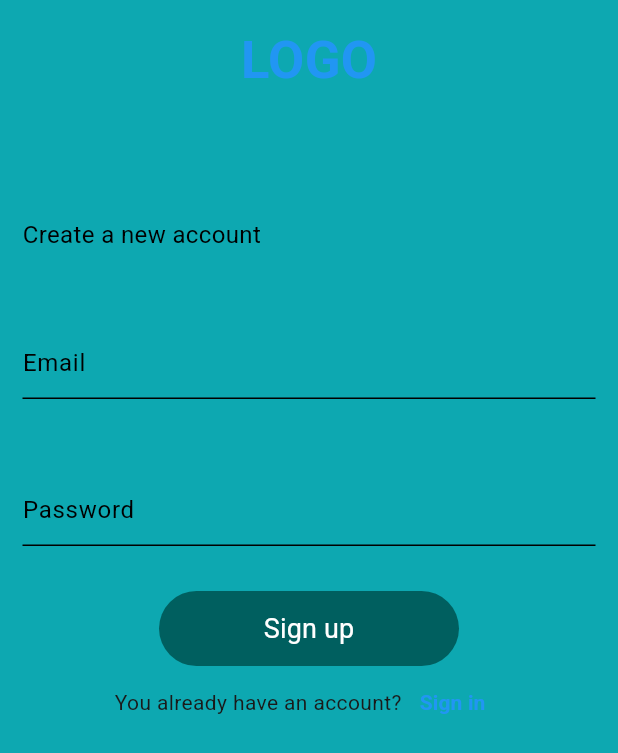
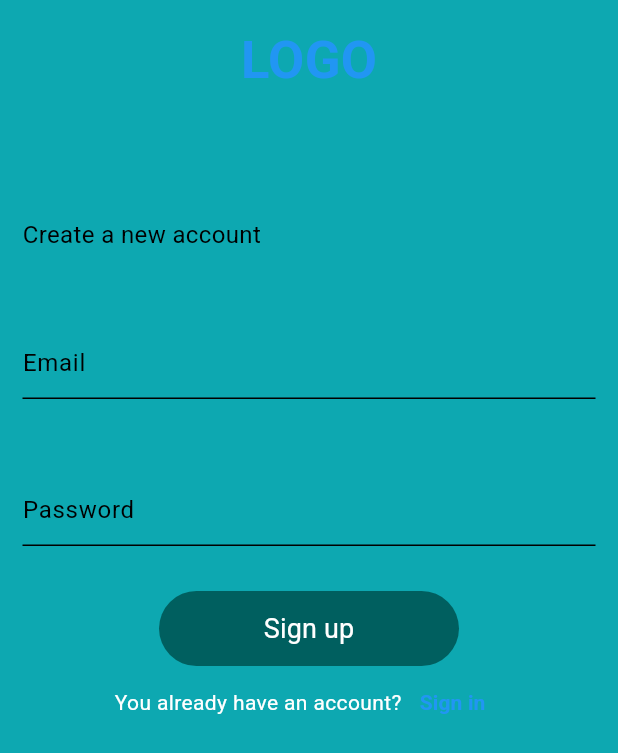
Before and after one commit to rovaar/Timid, a Flutter app: the screen it shows after launch, after a tap on "Sign up", on a phone screen of 412 x 824 dp. Shown: the top 753 px of the screen. Run offline on Flutter 3.47's test engine with Material 3 defaults, Android fonts, the light colour scheme and no system bars; our stand-ins replace cloud_firestore, firebase_auth, firebase_core, firebase_storage, flutter_blue_plus, image_picker; missing offline and left inert: flutter_ble_peripheral; accounts and stored records are empty.

Commit message:
`Refactor theme and layout of Initialscreen and SplashView`

```diff
--- a/lib/theme/theme.dart
+++ b/lib/theme/theme.dart
@@ -18,7 +18,9 @@ class AppTheme {
         foregroundColor: AppColors.white,
       ),
       textTheme: const TextTheme(
-        bodyMedium: TextStyle(color: AppColors.textDark),
+        bodyLarge: TextStyle(color: AppColors.white),
+        bodySmall: TextStyle(color: AppColors.white),
+        bodyMedium: TextStyle(color: AppColors.white),
         titleLarge: TextStyle(fontWeight: FontWeight.bold),
       ),
       iconTheme: IconThemeData(color: AppColors.accent),
--- a/lib/views/register/initialscreen.dart
+++ b/lib/views/register/initialscreen.dart
@@ -35,25 +35,28 @@ class InitialscreenState extends State<Initialscreen> {
             mainAxisAlignment: MainAxisAlignment.spaceBetween,
             children: [
               Column(
-                crossAxisAlignment: CrossAxisAlignment.start,
+                crossAxisAlignment: CrossAxisAlignment.center,
                 children: [
                   Container(
                     alignment: Alignment.center,
-                    child: Text(
-                      'LOGO',
-                      style: TextStyle(
-                        color: Colors.blue,
-                        fontSize: 35,
-                        fontWeight: FontWeight.bold,
-                      ),
+                    child: Image.asset(
+                      'assets/images/LogoText.png',
+                      width: 150,
+                      height: 150,
                     ),
                   ),
                   const SizedBox(height: 80),
+                  Image.asset(
+                    'assets/images/PeopleKiss.png',
+                    width: 150,
+                    height: 150,
+                  ),
+                  const SizedBox(height: 80),
                   Text(
-                    'Login to your account',
+                    'Benveniguts a Timid!',
                     style: TextStyle(
-                      color: Colors.black,
-                      fontSize: 16,
+                      color: Colors.white,
+                      fontSize: 36,
                       fontWeight: FontWeight.w500,
                     ),
                   ),
@@ -73,7 +76,7 @@ class InitialscreenState extends State<Initialscreen> {
                   ),
                 ],
               ),
-              const SizedBox(height: 20),
+              const SizedBox(height: 50),
             ],
           ),
         ),
--- a/lib/views/splashView.dart
+++ b/lib/views/splashView.dart
@@ -42,7 +42,7 @@ class _SplashViewState extends State<SplashView> {
               'assets/images/LogoText.png',
               width: 350,
               height: 350,
-            ), // Añade espacio si deseas entre elementos
+            ),
           ],
         ),
       ),
```
Also changed, not shown: assets/images/PeopleKiss.png (added).
